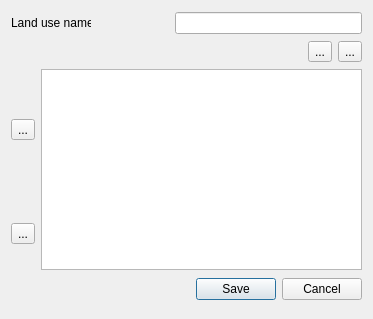
This is ui/landuse_dialog.ui in MathieuChailloux/MitiConnect as Qt 5 draws it before an edit. The edited form follows.
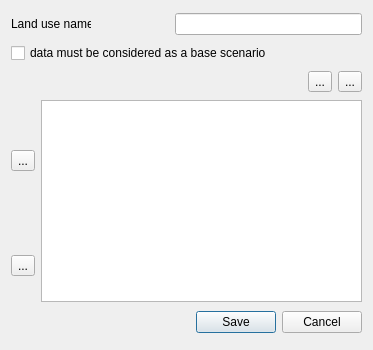
This is the edited form. Icons and pictures are not drawn.

The edit to the form file:
```diff
--- a/ui/landuse_dialog.ui
+++ b/ui/landuse_dialog.ui
@@ -7,7 +7,7 @@
     <x>0</x>
     <y>0</y>
     <width>373</width>
-    <height>319</height>
+    <height>350</height>
    </rect>
   </property>
   <property name="windowTitle">
@@ -43,7 +43,17 @@
      </property>
     </widget>
    </item>
-   <item row="1" column="0" colspan="3">
+   <item row="1" column="0" colspan="5">
+    <widget class="QCheckBox" name="isScenario">
+     <property name="enabled">
+      <bool>true</bool>
+     </property>
+     <property name="text">
+      <string>data must be considered as a base scenario</string>
+     </property>
+    </widget>
+   </item>
+   <item row="2" column="0" colspan="3">
     <spacer name="horizontalSpacer">
      <property name="orientation">
       <enum>Qt::Horizontal</enum>
@@ -56,21 +66,21 @@
      </property>
     </spacer>
    </item>
-   <item row="1" column="3">
+   <item row="2" column="3">
     <widget class="QToolButton" name="landuseDialogReload">
      <property name="text">
       <string>...</string>
      </property>
     </widget>
    </item>
-   <item row="1" column="4">
+   <item row="2" column="4">
     <widget class="QToolButton" name="landuseDialogRemove">
      <property name="text">
       <string>...</string>
      </property>
     </widget>
    </item>
-   <item row="2" column="0">
+   <item row="3" column="0">
     <widget class="QToolButton" name="landuseDialogUp">
      <property name="text">
       <string>...</string>
@@ -81,7 +91,7 @@
      </property>
     </widget>
    </item>
-   <item row="2" column="1" rowspan="2" colspan="4">
+   <item row="3" column="1" rowspan="2" colspan="4">
     <widget class="QTableView" name="landuseDialogView">
      <property name="minimumSize">
       <size>
@@ -91,7 +101,7 @@
      </property>
     </widget>
    </item>
-   <item row="3" column="0">
+   <item row="4" column="0">
     <widget class="QToolButton" name="landuseDialogDown">
      <property name="text">
       <string>...</string>
@@ -102,7 +112,7 @@
      </property>
     </widget>
    </item>
-   <item row="4" column="2" colspan="3">
+   <item row="5" column="2" colspan="3">
     <widget class="QDialogButtonBox" name="buttonBox">
      <property name="maximumSize">
       <size>
```
